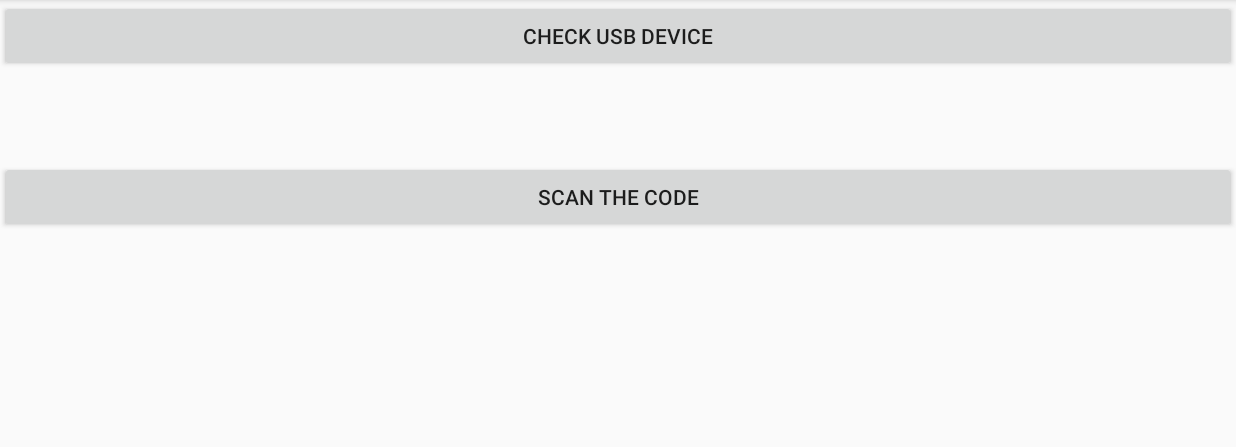
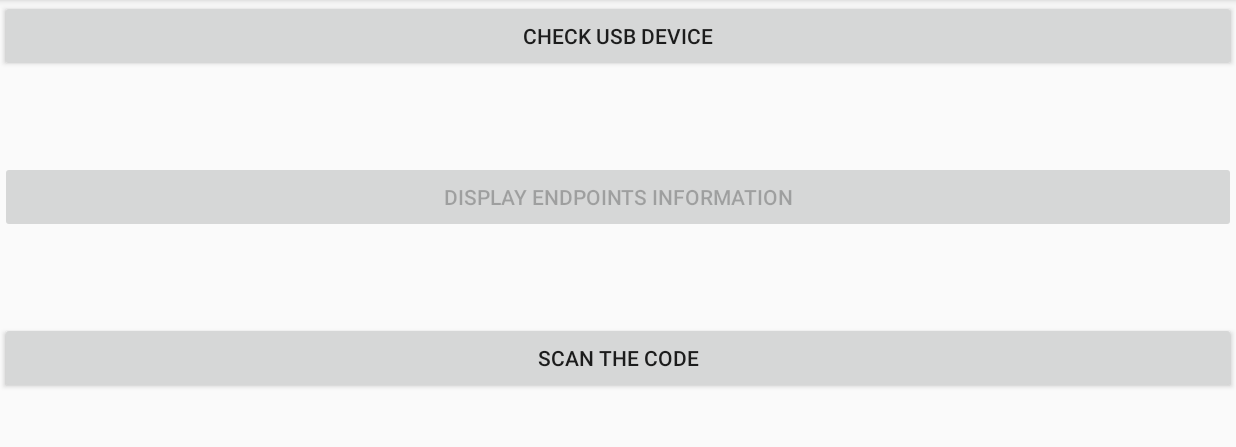
Before and after one commit to nannandenden/AwesomeUsbManager, an Android app: the screen it shows after launch (MainActivity), on a phone screen of 824 x 412 dp (held sideways), the part 72-519 px from its top. Run offline under Robolectric (Android 15) with nearby library versions, the phone set to English and light mode, and no system bars.

Commit message:
display all the interface endpoint information

```diff
--- a/app/src/main/res/layout/activity_main.xml
+++ b/app/src/main/res/layout/activity_main.xml
@@ -21,6 +21,19 @@
         android:layout_height="wrap_content" />
 
     <Button
+        android:id="@+id/btnInterface"
+        android:layout_width="match_parent"
+        android:layout_height="wrap_content"
+        android:layout_marginTop="30dp"
+        android:text="Display Endpoints Information"/>
+
+    <TextView
+        android:id="@+id/tvInterface"
+        android:layout_marginTop="10dp"
+        android:layout_width="match_parent"
+        android:layout_height="wrap_content" />
+
+    <Button
         android:id="@+id/btnScan"
         android:layout_width="match_parent"
         android:layout_height="wrap_content"
```
Also changed, not shown: app/src/main/java/com/example/nanden/awesomeusbmanager/MainActivity.java (+63 -16 lines).
